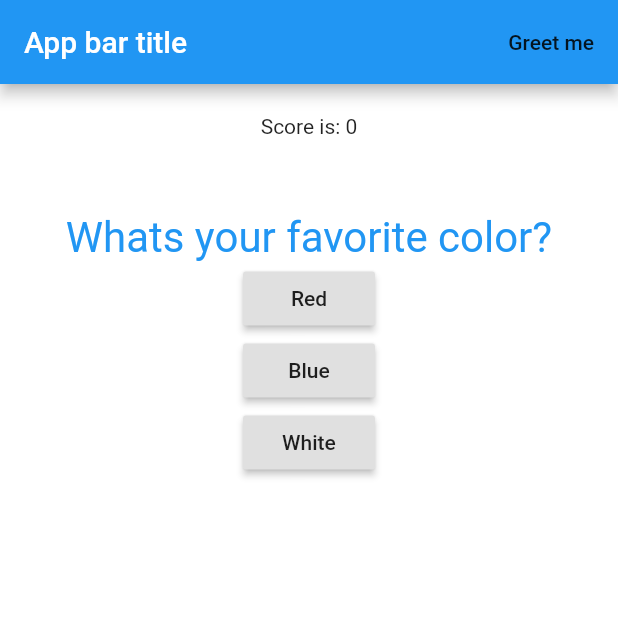
After one commit to syntaxerror00100/flutterplayground, a Flutter app: the screen it shows after launch, on a phone screen of 412 x 824 dp, the top half of it. The commit adds this screen. Run offline on Flutter 3.47's test engine with Material 2 defaults, Android fonts, the phone set to English and light mode, and no system bars.

Commit message:
Moved quiz container to separate class file to avoid repainting

```diff
--- a/lib/MyDart.dart
+++ b/lib/MyDart.dart
@@ -1,81 +1,10 @@
 import 'package:flutter/material.dart';
-import 'package:helloworld/FinalScore.dart';
-import './Quiz.dart';
-import './Score.dart';
-import './FinalScore.dart';
+import 'package:helloworld/QuizContainer.dart';
+import './QuizContainer.dart';
 
-class MyDart extends StatefulWidget {
-  @override
-  State<StatefulWidget> createState() {
-    // TODO: implement createState
-    return _MyAppState();
-  }
-}
-
-class _MyAppState extends State<MyDart> {
-  void _Log({String message = ""}) {
-    debugPrint('pressed $message');
-    //Testing
-  }
-
-  final _questions = const [
-    {
-      "Question": "Whats your favorite color?",
-      "Answer": [
-        {"Text": "Red", "Score": 5},
-        {"Text": "Blue", "Score": 10},
-        {"Text": "White", "Score": 15}
-      ]
-    },
-    {
-      "Question": "Whats your favorite animal?",
-      "Answer": [
-        {"Text": "Dog", "Score": 5},
-        {"Text": "Cat", "Score": 4},
-        {"Text": "Fish", "Score": 12}
-      ]
-    },
-    {
-      "Question": "Fav super hero?",
-      "Answer": [
-        {"Text": "Batman", "Score": 10},
-        {"Text": "Spiderman", "Score": 11},
-        {"Text": "Shinchan", "Score": 100}
-      ]
-    },
-  ];
-
-  int questionIndex = 0;
-  int _totalScore = 0;
-  void _AnswerQuestionHandler(int score) {
-    setState(() {
-      questionIndex++;
-      _totalScore += score;
-    });
-    print(questionIndex);
-  }
-
-  Widget RenderQuestionsAndAnswer() {
-    return questionIndex >= _questions.length
-        ? FinalScore(_totalScore, this.ResetHandler)
-        : Column(
-            children: <Widget>[
-              Score(_totalScore),
-              Quiz(_questions, questionIndex, _AnswerQuestionHandler)
-            ],
-          );
-  }
-
-  void ResetHandler() {
-    setState(() {
-      questionIndex = 0;
-      _totalScore = 0;
-    });
-  }
-
+class MyDart extends StatelessWidget {
   @override
   Widget build(BuildContext context) {
-    // TODO: implement build
     return MaterialApp(
         title: "My First App",
         home: Scaffold(
@@ -92,6 +21,39 @@ class _MyAppState extends State<MyDart> {
             body: Container(
                 alignment: Alignment.center,
                 margin: EdgeInsets.all(20),
-                child: RenderQuestionsAndAnswer())));
+                child: new QuizContainer())));
+    ;
   }
 }
+
+// class MyDart extends StatefulWidget {
+//   @override
+//   State<StatefulWidget> createState() {
+//     // TODO: implement createState
+//     return _MyAppState();
+//   }
+// }
+
+// class _MyAppState extends State<MyDart> {
+//   @override
+//   Widget build(BuildContext context) {
+//     // TODO: implement build
+//     return MaterialApp(
+//         title: "My First App",
+//         home: Scaffold(
+//             appBar: AppBar(
+//               title: Text("App bar title"),
+//               actions: <Widget>[
+//                 FlatButton(
+//                   onPressed: () {},
+//                   child: Text("Greet me"),
+//                 )
+//               ],
+//             ),
+//             backgroundColor: Colors.white,
+//             body: Container(
+//                 alignment: Alignment.center,
+//                 margin: EdgeInsets.all(20),
+//                 child: new QuizContainer())));
+//   }
+// }
--- /dev/null
+++ b/lib/QuizContainer.dart
@@ -0,0 +1,79 @@
+import 'package:flutter/material.dart';
+import 'package:helloworld/FinalScore.dart';
+import './Quiz.dart';
+import './Score.dart';
+import './FinalScore.dart';
+
+class QuizContainer extends StatefulWidget {
+  @override
+  _QuizContainerState createState() => _QuizContainerState();
+}
+
+class _QuizContainerState extends State<QuizContainer> {
+  void _Log({String message = ""}) {
+    debugPrint('pressed $message');
+    //Testing
+  }
+
+  final _questions = const [
+    {
+      "Question": "Whats your favorite color?",
+      "Answer": [
+        {"Text": "Red", "Score": 5},
+        {"Text": "Blue", "Score": 10},
+        {"Text": "White", "Score": 15}
+      ]
+    },
+    {
+      "Question": "Whats your favorite animal?",
+      "Answer": [
+        {"Text": "Dog", "Score": 5},
+        {"Text": "Cat", "Score": 4},
+        {"Text": "Fish", "Score": 12}
+      ]
+    },
+    {
+      "Question": "Fav super hero?",
+      "Answer": [
+        {"Text": "Batman", "Score": 10},
+        {"Text": "Spiderman", "Score": 11},
+        {"Text": "Shinchan", "Score": 100}
+      ]
+    },
+  ];
+
+  int questionIndex = 0;
+  int _totalScore = 0;
+  void _answerQuestionHandler(int score) {
+    setState(() {
+      questionIndex++;
+      _totalScore += score;
+    });
+    print(questionIndex);
+  }
+
+  void _resetHandler() {
+    setState(() {
+      questionIndex = 0;
+      _totalScore = 0;
+    });
+  }
+
+  Widget RenderQuestionsAndAnswer() {
+    return questionIndex >= _questions.length
+        ? FinalScore(_totalScore, _resetHandler)
+        : Column(
+            children: <Widget>[
+              Score(_totalScore),
+              Quiz(_questions, questionIndex, _answerQuestionHandler)
+            ],
+          );
+  }
+
+  @override
+  Widget build(BuildContext context) {
+    return Container(
+      child: RenderQuestionsAndAnswer(),
+    );
+  }
+}
```
